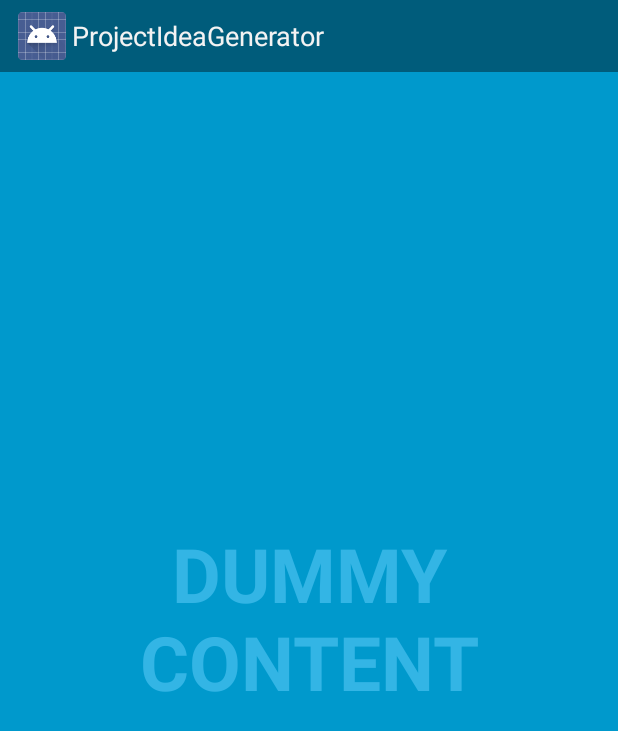
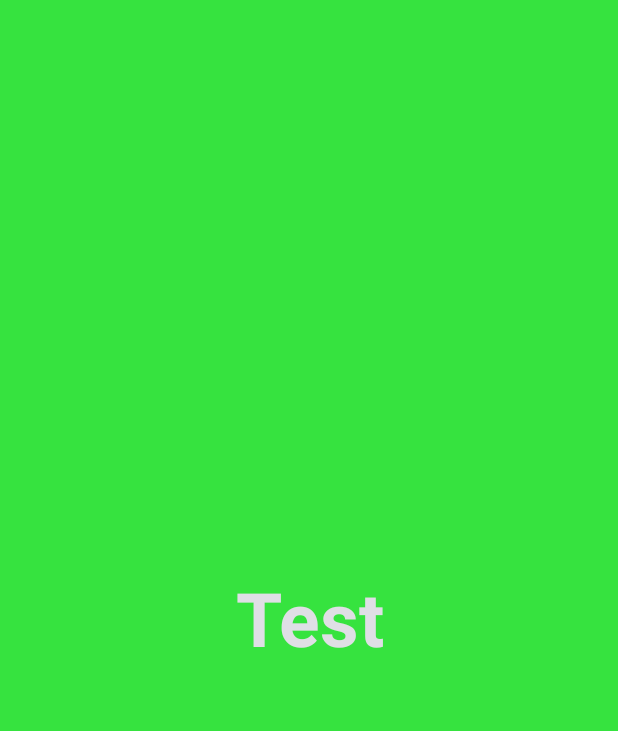
Before and after one commit to schuylermartin45/CSH_ProjectIdeaGenerator, an Android app: the screen it shows after launch (FullscreenActivity), on a phone screen of 412 x 824 dp. Shown: the top 731 px of the screen. Run offline under Robolectric (Android 15) with nearby library versions, the phone set to English and light mode, and no system bars.

Commit message:
Removed default hiding operations Minor GUI changes

```diff
--- a/ProjectIdeaGenerator/app/src/main/AndroidManifest.xml
+++ b/ProjectIdeaGenerator/app/src/main/AndroidManifest.xml
@@ -5,12 +5,12 @@
     <application
         android:allowBackup="true"
         android:icon="@drawable/ic_launcher"
-        android:label="@string/app_name"
+        android:label="CSH Projects"
         android:theme="@style/AppTheme" >
         <activity
             android:name="com.projectideagenerator.app.FullscreenActivity"
             android:configChanges="orientation|keyboardHidden|screenSize"
-            android:label="@string/app_name"
+            android:label="CSH Projects"
             android:theme="@style/FullscreenTheme" >
             <intent-filter>
                 <action android:name="android.intent.action.MAIN" />
--- a/ProjectIdeaGenerator/app/src/main/java/com/projectideagenerator/app/FullscreenActivity.java
+++ b/ProjectIdeaGenerator/app/src/main/java/com/projectideagenerator/app/FullscreenActivity.java
@@ -7,8 +7,7 @@ import android.app.Activity;
 import android.os.Build;
 import android.os.Bundle;
 import android.os.Handler;
-import android.view.MotionEvent;
-import android.view.View;
+import android.view.Window;
 
 /**
  * An example full-screen activity that shows and hides the system UI (i.e.
@@ -17,143 +16,16 @@ import android.view.View;
  * @see SystemUiHider
  */
 public class FullscreenActivity extends Activity {
-    /**
-     * Whether or not the system UI should be auto-hidden after
-     * {@link #AUTO_HIDE_DELAY_MILLIS} milliseconds.
-     */
-    private static final boolean AUTO_HIDE = true;
-
-    /**
-     * If {@link #AUTO_HIDE} is set, the number of milliseconds to wait after
-     * user interaction before hiding the system UI.
-     */
-    private static final int AUTO_HIDE_DELAY_MILLIS = 3000;
-
-    /**
-     * If set, will toggle the system UI visibility upon interaction. Otherwise,
-     * will show the system UI visibility upon interaction.
-     */
-    private static final boolean TOGGLE_ON_CLICK = true;
-
-    /**
-     * The flags to pass to {@link SystemUiHider#getInstance}.
-     */
-    private static final int HIDER_FLAGS = SystemUiHider.FLAG_HIDE_NAVIGATION;
-
-    /**
-     * The instance of the {@link SystemUiHider} for this activity.
-     */
-    private SystemUiHider mSystemUiHider;
-
     @Override
     protected void onCreate(Bundle savedInstanceState) {
         super.onCreate(savedInstanceState);
-
+        // remove title
+        requestWindowFeature(Window.FEATURE_NO_TITLE);
         setContentView(R.layout.activity_fullscreen);
-
-        final View controlsView = findViewById(R.id.fullscreen_content_controls);
-        final View contentView = findViewById(R.id.fullscreen_content);
-
-        // Set up an instance of SystemUiHider to control the system UI for
-        // this activity.
-        mSystemUiHider = SystemUiHider.getInstance(this, contentView, HIDER_FLAGS);
-        mSystemUiHider.setup();
-        mSystemUiHider
-                .setOnVisibilityChangeListener(new SystemUiHider.OnVisibilityChangeListener() {
-                    // Cached values.
-                    int mControlsHeight;
-                    int mShortAnimTime;
-
-                    @Override
-                    @TargetApi(Build.VERSION_CODES.HONEYCOMB_MR2)
-                    public void onVisibilityChange(boolean visible) {
-                        if (Build.VERSION.SDK_INT >= Build.VERSION_CODES.HONEYCOMB_MR2) {
-                            // If the ViewPropertyAnimator API is available
-                            // (Honeycomb MR2 and later), use it to animate the
-                            // in-layout UI controls at the bottom of the
-                            // screen.
-                            if (mControlsHeight == 0) {
-                                mControlsHeight = controlsView.getHeight();
-                            }
-                            if (mShortAnimTime == 0) {
-                                mShortAnimTime = getResources().getInteger(
-                                        android.R.integer.config_shortAnimTime);
-                            }
-                            controlsView.animate()
-                                    .translationY(visible ? 0 : mControlsHeight)
-                                    .setDuration(mShortAnimTime);
-                        } else {
-                            // If the ViewPropertyAnimator APIs aren't
-                            // available, simply show or hide the in-layout UI
-                            // controls.
-                            controlsView.setVisibility(visible ? View.VISIBLE : View.GONE);
-                        }
-
-                        if (visible && AUTO_HIDE) {
-                            // Schedule a hide().
-                            delayedHide(AUTO_HIDE_DELAY_MILLIS);
-                        }
-                    }
-                });
-
-        // Set up the user interaction to manually show or hide the system UI.
-        contentView.setOnClickListener(new View.OnClickListener() {
-            @Override
-            public void onClick(View view) {
-                if (TOGGLE_ON_CLICK) {
-                    mSystemUiHider.toggle();
-                } else {
-                    mSystemUiHider.show();
-                }
-            }
-        });
-
-        // Upon interacting with UI controls, delay any scheduled hide()
-        // operations to prevent the jarring behavior of controls going away
-        // while interacting with the UI.
-        findViewById(R.id.dummy_button).setOnTouchListener(mDelayHideTouchListener);
     }
 
     @Override
     protected void onPostCreate(Bundle savedInstanceState) {
         super.onPostCreate(savedInstanceState);
-
-        // Trigger the initial hide() shortly after the activity has been
-        // created, to briefly hint to the user that UI controls
-        // are available.
-        delayedHide(100);
-    }
-
-
-    /**
-     * Touch listener to use for in-layout UI controls to delay hiding the
-     * system UI. This is to prevent the jarring behavior of controls going away
-     * while interacting with activity UI.
-     */
-    View.OnTouchListener mDelayHideTouchListener = new View.OnTouchListener() {
-        @Override
-        public boolean onTouch(View view, MotionEvent motionEvent) {
-            if (AUTO_HIDE) {
-                delayedHide(AUTO_HIDE_DELAY_MILLIS);
-            }
-            return false;
-        }
-    };
-
-    Handler mHideHandler = new Handler();
-    Runnable mHideRunnable = new Runnable() {
-        @Override
-        public void run() {
-            mSystemUiHider.hide();
-        }
-    };
-
-    /**
-     * Schedules a call to hide() in [delay] milliseconds, canceling any
-     * previously scheduled calls.
-     */
-    private void delayedHide(int delayMillis) {
-        mHideHandler.removeCallbacks(mHideRunnable);
-        mHideHandler.postDelayed(mHideRunnable, delayMillis);
     }
 }
--- a/ProjectIdeaGenerator/app/src/main/res/layout/activity_fullscreen.xml
+++ b/ProjectIdeaGenerator/app/src/main/res/layout/activity_fullscreen.xml
@@ -2,7 +2,7 @@
     xmlns:tools="http://schemas.android.com/tools"
     android:layout_width="match_parent"
     android:layout_height="match_parent"
-    android:background="#0099cc"
+    android:background="#11990a"
     tools:context="com.projectideagenerator.app.FullscreenActivity">
 
     <!-- The primary full-screen view. This can be replaced with whatever view
@@ -12,35 +12,20 @@
         android:layout_width="match_parent"
         android:layout_height="match_parent"
         android:keepScreenOn="true"
-        android:textColor="#33b5e5"
+        android:textColor="#dfdfe5"
         android:textStyle="bold"
         android:textSize="50sp"
         android:gravity="center"
-        android:text="@string/dummy_content" />
+        android:background="#36e33f"
+        android:text="Test" />
 
     <!-- This FrameLayout insets its children based on system windows using
          android:fitsSystemWindows. -->
     <FrameLayout android:layout_width="match_parent"
-        android:layout_height="match_parent"
-        android:fitsSystemWindows="true">
+        android:layout_height="517dp"
+        android:fitsSystemWindows="true"
+        android:layout_gravity="left|center_vertical">
 
-        <LinearLayout android:id="@+id/fullscreen_content_controls"
-            style="?metaButtonBarStyle"
-            android:layout_width="match_parent"
-            android:layout_height="wrap_content"
-            android:layout_gravity="bottom|center_horizontal"
-            android:background="@color/black_overlay"
-            android:orientation="horizontal"
-            tools:ignore="UselessParent">
-
-            <Button android:id="@+id/dummy_button"
-                style="?metaButtonBarButtonStyle"
-                android:layout_width="0dp"
-                android:layout_height="wrap_content"
-                android:layout_weight="1"
-                android:text="@string/dummy_button" />
-
-        </LinearLayout>
     </FrameLayout>
 
 </FrameLayout>
```
Also changed, not shown: 1 other file.
